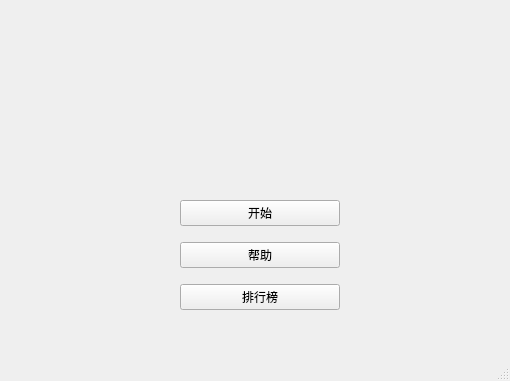
Qt form xxlProject.ui (jimmyss/Bejeweled) before a commit.
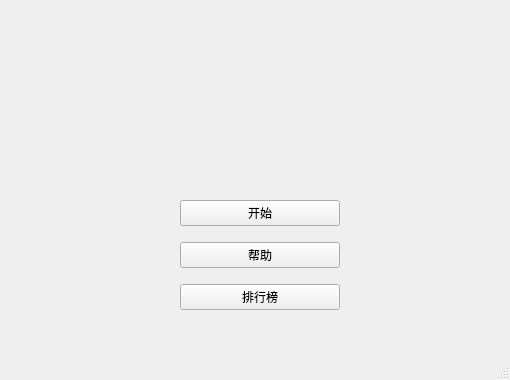
The same form after that commit.

```diff
--- a/xxlProject.ui
+++ b/xxlProject.ui
@@ -7,9 +7,21 @@
     <x>0</x>
     <y>0</y>
     <width>510</width>
-    <height>381</height>
+    <height>380</height>
    </rect>
   </property>
+  <property name="minimumSize">
+   <size>
+    <width>510</width>
+    <height>380</height>
+   </size>
+  </property>
+  <property name="maximumSize">
+   <size>
+    <width>510</width>
+    <height>380</height>
+   </size>
+  </property>
   <property name="windowTitle">
    <string>MainWindow</string>
   </property>
```
